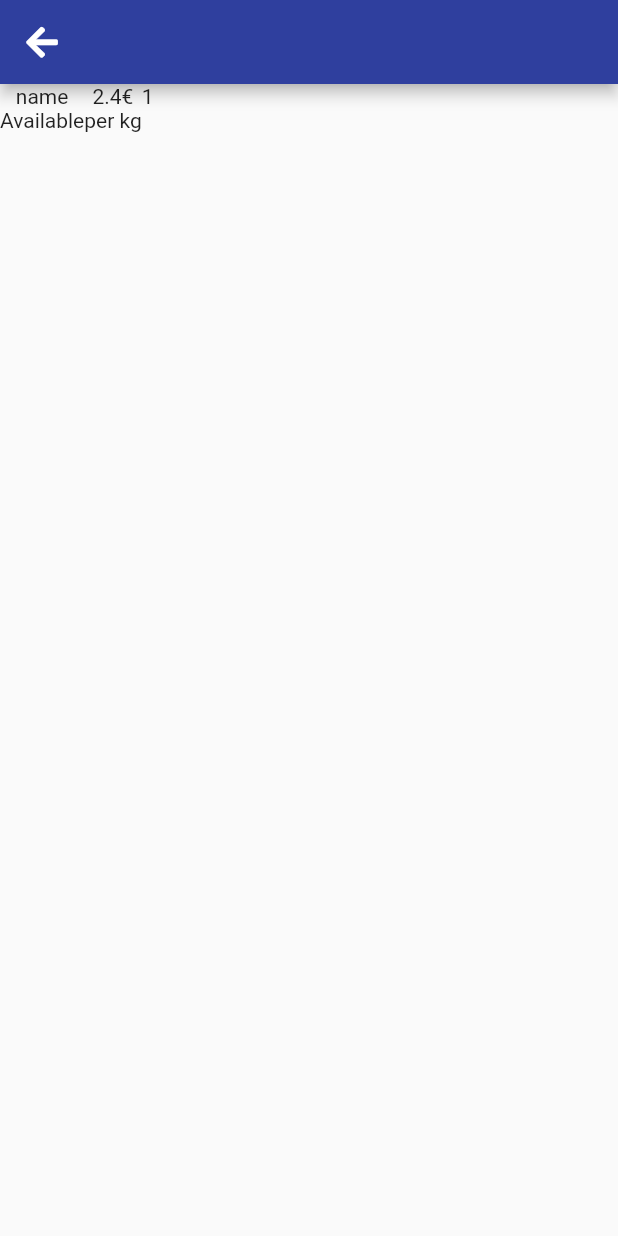
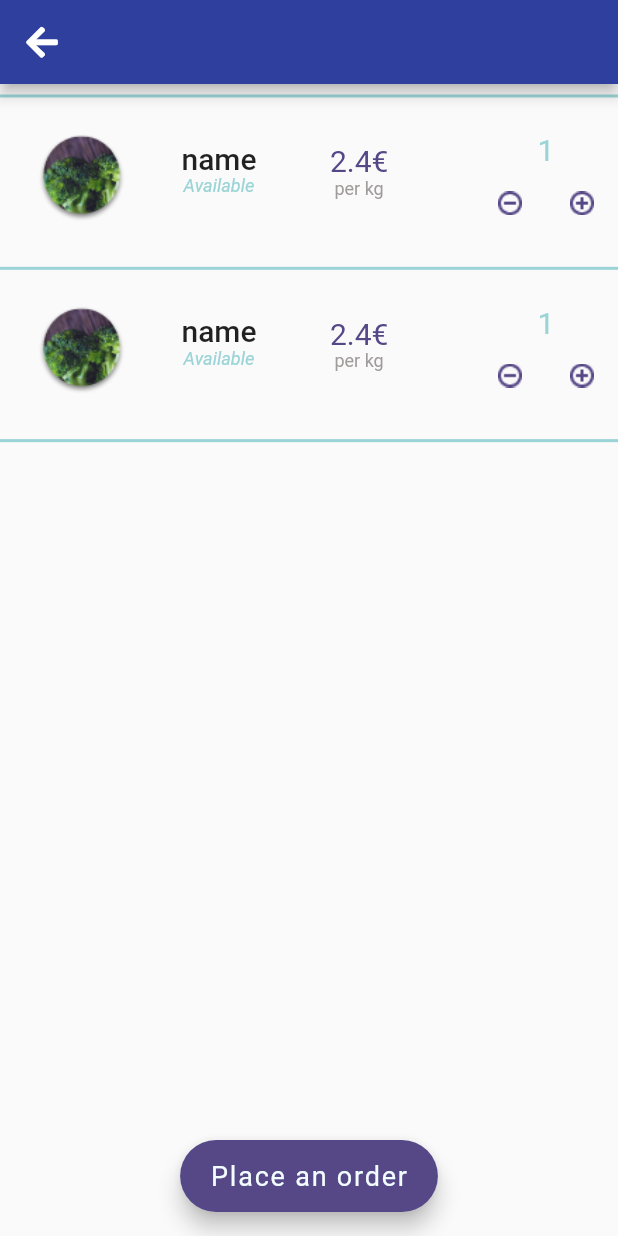
Before and after one commit to javib51/covid-taskforce-2020, a Flutter app: the ShoppingBasketPage screen opened by its route, on a phone screen of 412 x 824 dp. Run offline on Flutter 3.47's test engine with Material 2 defaults, Android fonts, the phone set to English and light mode, and no system bars; our stand-ins replace font_awesome_flutter, google_maps_flutter, latlong; Roboto replaces fonts that are missing (Core Sans G, SF Pro Display).

Commit message:
shopping basket

```diff
--- a/app/lib/data/local_data.dart
+++ b/app/lib/data/local_data.dart
@@ -14,8 +14,16 @@ class LocalData {
       available: true,
       price: 2.4,
       measureType: "kg",
-      photo: "",
+      photo: 'assets/Group.png',
       units: 1
+    ),
+    Item(
+        name: "name",
+        available: true,
+        price: 2.4,
+        measureType: "kg",
+        photo: 'assets/Group.png',
+        units: 1
     ),
   ];
 }
--- a/app/lib/screens/shopping_basket.dart
+++ b/app/lib/screens/shopping_basket.dart
@@ -1,5 +1,6 @@
 import 'package:covid/data/item.dart';
 import 'package:covid/data/local_data.dart';
+import 'package:covid/utils.dart';
 import 'package:flutter/material.dart';
 import 'package:font_awesome_flutter/font_awesome_flutter.dart';
 
@@ -16,6 +17,144 @@ class _ShoppingBasketPageState extends State<ShoppingBasketPage> {
     super.initState();
   }
 
+  Widget _buildItems(BuildContext context) {
+    return ListView.separated(
+        scrollDirection: Axis.vertical,
+        shrinkWrap: true,
+        itemCount: items.length,
+        separatorBuilder: (context, index) => Divider(
+              color: Color(0xff9AD4D6),
+              thickness: 2,
+            ),
+        itemBuilder: (BuildContext context, int index) {
+          Item item = items[index];
+          return Container(
+            margin: EdgeInsets.only(top: getSizeHeight(context, 2)),
+            height: getSizeHeight(context, 10),
+            child: Row(
+              crossAxisAlignment: CrossAxisAlignment.start,
+              mainAxisAlignment: MainAxisAlignment.spaceBetween,
+              children: <Widget>[
+                //photo,
+                SizedBox(
+                  width: getSizeWidth(context, 5),
+                ),
+                CircleAvatar(
+                  backgroundColor: Colors.transparent,
+                  child: Image.asset(item.photo),
+                  radius: 30,
+                ),
+                SizedBox(
+                  width: getSizeWidth(context, 7),
+                ),
+                Column(
+                  children: <Widget>[
+                    SizedBox(
+                      height: getSizeHeight(context, 0.7),
+                    ),
+                    Text(
+                      item.name,
+                      style: TextStyle(
+                        fontWeight: FontWeight.w500,
+                        fontSize: 20,
+                        fontFamily: "Core Sans G",
+                      ),
+                    ),
+                    Text(
+                      item.available ? "Available" : "Out of Order",
+                      style: TextStyle(
+                        color: Color(0xff9AD4D6),
+                        fontStyle: FontStyle.italic,
+                        fontSize: 12,
+                        fontFamily: "Core Sans G",
+                      ),
+                    ),
+                  ],
+                ),
+                SizedBox(
+                  width: getSizeWidth(context, 10),
+                ),
+                Column(
+                  children: <Widget>[
+                    SizedBox(
+                      height: getSizeHeight(context, 0.9),
+                    ),
+                    Text(
+                      "${item.price}€",
+                      style: TextStyle(
+                        fontSize: 20,
+                        color: Color(0xff564787),
+                        fontFamily: "Core Sans G",
+                      ),
+                    ),
+                    Text(
+                      "per ${item.measureType}",
+                      style: TextStyle(
+                        fontSize: 12,
+                        color: Color(0xffA19C9C),
+                        fontFamily: "Core Sans G",
+                      ),
+                    ),
+                  ],
+                ),
+                SizedBox(
+                  width: getSizeWidth(context, 12),
+                ),
+                Column(
+                  children: <Widget>[
+                    Text(
+                      "${item.units}",
+                      style: TextStyle(
+                        fontSize: 20,
+                        color: Color(0xff9AD4D6),
+                        fontFamily: "Core Sans G",
+                      ),
+                    ),
+                    Row(
+                      children: <Widget>[
+//                        IconButton(icon: ,)
+                        new IconButton(
+                          icon: new Image.asset('assets/circle-minus.png'),
+                          onPressed: () {
+                            if (item.units > 1) {
+                              item.units--;
+                              setState(() {});
+                            }
+                          },
+                        ),
+                        new IconButton(
+                          icon: new Image.asset('assets/circle-plus.png'),
+                          onPressed: () {
+                              item.units++;
+                              setState(() {});
+                          },
+                        ),
+                      ],
+                    ),
+                  ],
+                ),
+              ],
+            ),
+          );
+        });
+  }
+
+  Widget _buildBody(BuildContext context) {
+    return Column(
+      children: <Widget>[
+        Divider(
+          color: Color(0xff9AD4D6),
+          thickness: 2,
+        ),
+        _buildItems(context),
+        Divider(
+          color: Color(0xff9AD4D6),
+          thickness: 2,
+        )
+      ],
+    );
+  }
+
   @override
   Widget build(BuildContext context) {
     items = LocalData.instance.basket;
@@ -29,46 +168,25 @@ class _ShoppingBasketPageState extends State<ShoppingBasketPage> {
             }),
 //        title: Text("Stockholm"),
 //        actions: <Widget>[
-//          IconButton(
-//              icon: Icon(FontAwesomeIcons.search),
-//              onPressed: () {
-////
-//              }),
+//          Logo()
 //        ],
       ),
-      body: ListView.builder(
-          scrollDirection: Axis.horizontal,
-          itemCount: items.length,
-          itemBuilder: (BuildContext ctxt, int index) {
-            Item item = items[index];
-            return Container(
-              child: Row(
-                children: <Widget>[
-                  //photo,
-                  Column(
-                    children: <Widget>[
-                      Text(item.name),
-                      Text(item.available ? "Available" : "Out of Order"),
-                    ],
-                  ),
-                  Column(
-                    children: <Widget>[
-                      Text("${item.price}€"),
-                      Text("per ${item.measureType}"),
-                    ],
-                  ),
-                  Column(
-                    children: <Widget>[
-                      Text("${item.units}"),
-                      Row(children: <Widget>[
-//                        IconButton(icon: ,)
-                      ],),
-                    ],
-                  ),
-                ],
-              ),
-            );
-          }),
+      body: _buildBody(context),
+      floatingActionButton: FloatingActionButton.extended(
+        onPressed: () {
+          print("place an order");
+        },
+        backgroundColor: Color(0xff564787),
+        label: Text(
+          "Place an order",
+          style: TextStyle(
+              fontFamily: "SF Pro Display",
+              fontSize: 18,
+              fontWeight: FontWeight.w400,
+              color: Color(0xfff2FDFF)),
+        ),
+      ),
+      floatingActionButtonLocation: FloatingActionButtonLocation.centerFloat,
     );
   }
 }
--- a/app/pubspec.yaml
+++ b/app/pubspec.yaml
@@ -23,6 +23,7 @@ dependencies:
   google_maps_flutter: ^0.5.25+3
   font_awesome_flutter: ^8.8.1
   latlong: ^0.6.1
+  circular_profile_avatar: ^1.0.6
 
   # The following adds the Cupertino Icons font to your application.
   # Use with the CupertinoIcons class for iOS style icons.
@@ -48,6 +49,9 @@ flutter:
   # assets:
   #  - images/a_dot_burr.jpeg
   #  - images/a_dot_ham.jpeg
+  assets:
+    - assets/
+    - assets/images/
 
   # An image asset can refer to one or more resolution-specific "variants", see
   # https://flutter.dev/assets-and-images/#resolution-aware.
```
Also changed, not shown: app/assets/Group 4.png (added), app/assets/Group 5.png (added), app/assets/Group 6.png (added), app/assets/Group.png (added), app/assets/Logo.png (added), app/assets/circle-minus.png (added), app/assets/circle-plus.png (added).
